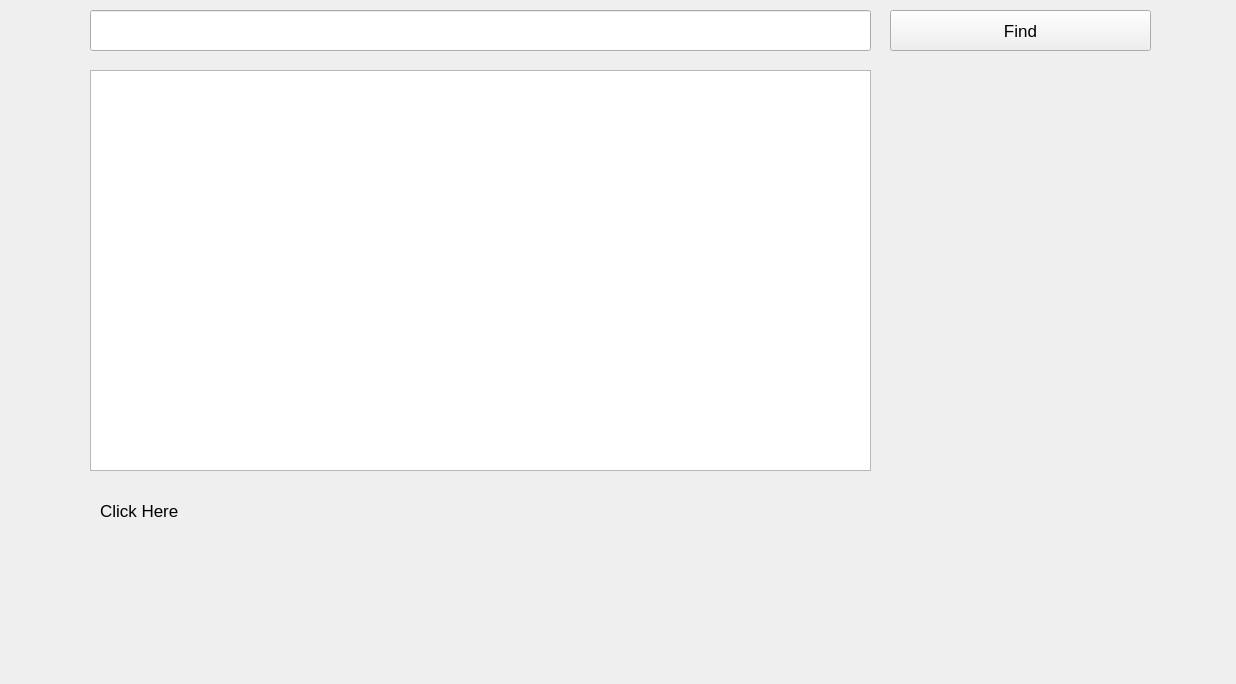
Qt form search.ui (anujp10/qt_search_engine) before a commit.
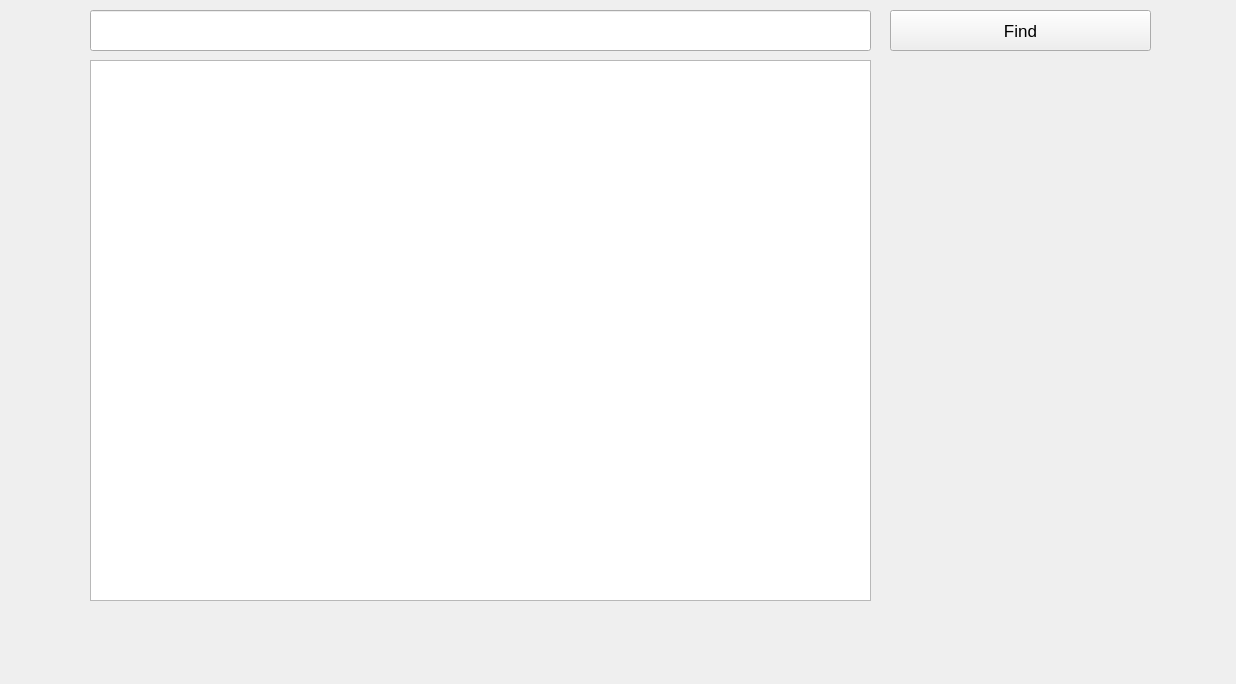
The same form after that commit.

What changed in the file:
```diff
--- a/search.ui
+++ b/search.ui
@@ -18,19 +18,6 @@
   <property name="windowTitle">
    <string>search</string>
   </property>
-  <widget class="QPlainTextEdit" name="plainTextEdit">
-   <property name="geometry">
-    <rect>
-     <x>90</x>
-     <y>70</y>
-     <width>781</width>
-     <height>401</height>
-    </rect>
-   </property>
-   <property name="plainText">
-    <string/>
-   </property>
-  </widget>
   <widget class="QPushButton" name="Find">
    <property name="geometry">
     <rect>
@@ -54,18 +41,15 @@
     </rect>
    </property>
   </widget>
-  <widget class="QLabel" name="label">
+  <widget class="QTextBrowser" name="textBrowser">
    <property name="geometry">
     <rect>
-     <x>100</x>
-     <y>500</y>
-     <width>761</width>
-     <height>21</height>
+     <x>90</x>
+     <y>60</y>
+     <width>781</width>
+     <height>541</height>
     </rect>
    </property>
-   <property name="text">
-    <string>Click Here</string>
-   </property>
   </widget>
  </widget>
  <layoutdefault spacing="6" margin="11"/>
```
